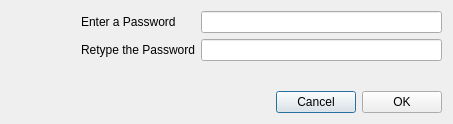
First picture: the form in passworddialog.ui, repository maelys-mcardle/conceal, before the edit.
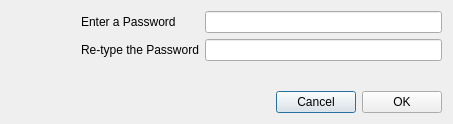
Second picture: the form after the edit. Icons and pictures are not drawn.

What changed in the file:
```diff
--- a/passworddialog.ui
+++ b/passworddialog.ui
@@ -78,7 +78,7 @@
        <item row="1" column="0">
         <widget class="QLabel" name="labelEnterPassAgain">
          <property name="text">
-          <string>Retype the Password</string>
+          <string>Re-type the Password</string>
          </property>
         </widget>
        </item>
```
